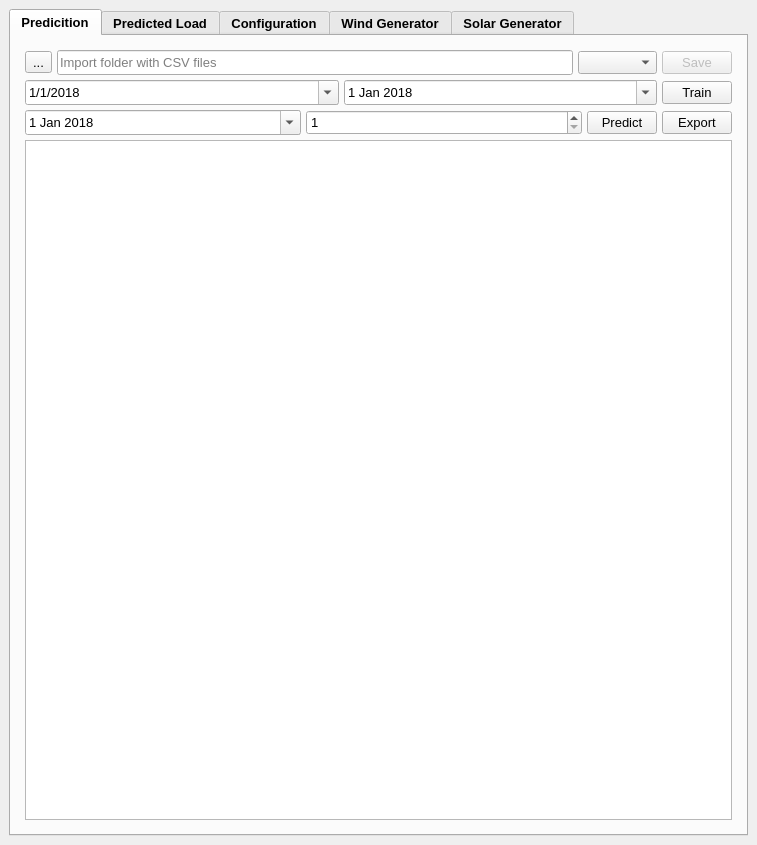
Qt form gui/load_prediction_xml.ui (Djordje99/ISIS_Load_Prediction) before a commit.
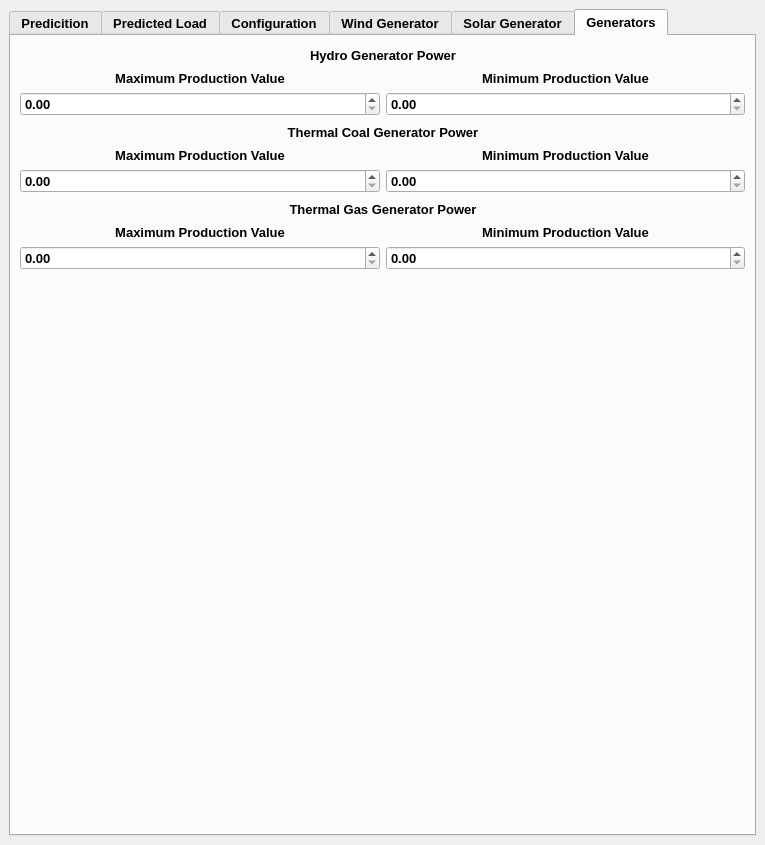
The same form after that commit. The open tabs and pages were chosen to show the change. Custom widgets are drawn as their Qt base class.

What changed in the file:
```diff
--- a/gui/load_prediction_xml.ui
+++ b/gui/load_prediction_xml.ui
@@ -6,7 +6,7 @@
    <rect>
     <x>0</x>
     <y>0</y>
-    <width>757</width>
+    <width>765</width>
     <height>845</height>
    </rect>
   </property>
@@ -15,7 +15,7 @@
   </property>
   <widget class="QWidget" name="centralwidget">
    <layout class="QGridLayout" name="gridLayout">
-    <item row="0" column="1">
+    <item row="0" column="0">
      <widget class="QTabWidget" name="tabWidget">
       <property name="font">
        <font>
@@ -1818,6 +1818,330 @@
         </item>
        </layout>
       </widget>
+      <widget class="QWidget" name="tab_5">
+       <attribute name="title">
+        <string>Generators</string>
+       </attribute>
+       <layout class="QGridLayout" name="gridLayout_10">
+        <item row="0" column="0">
+         <layout class="QGridLayout" name="gridLayout_9">
+          <item row="0" column="0">
+           <layout class="QVBoxLayout" name="verticalLayout_27">
+            <item>
+             <layout class="QHBoxLayout" name="horizontalLayout_31">
+              <item>
+               <spacer name="horizontalSpacer_5">
+                <property name="orientation">
+                 <enum>Qt::Horizontal</enum>
+                </property>
+                <property name="sizeHint" stdset="0">
+                 <size>
+                  <width>40</width>
+                  <height>20</height>
+                 </size>
+                </property>
+               </spacer>
+              </item>
+              <item>
+               <widget class="QLabel" name="hydro_power_label">
+                <property name="minimumSize">
+                 <size>
+                  <width>350</width>
+                  <height>0</height>
+                 </size>
+                </property>
+                <property name="text">
+                 <string>Hydro Generator Power</string>
+                </property>
+                <property name="alignment">
+                 <set>Qt::AlignCenter</set>
+                </property>
+               </widget>
+              </item>
+              <item>
+               <spacer name="horizontalSpacer_6">
+                <property name="orientation">
+                 <enum>Qt::Horizontal</enum>
+                </property>
+                <property name="sizeHint" stdset="0">
+                 <size>
+                  <width>40</width>
+                  <height>20</height>
+                 </size>
+                </property>
+               </spacer>
+              </item>
+             </layout>
+            </item>
+            <item>
+             <layout class="QHBoxLayout" name="horizontalLayout_30">
+              <item>
+               <layout class="QVBoxLayout" name="verticalLayout_25">
+                <item>
+                 <widget class="QLabel" name="max_hydro_power_label">
+                  <property name="minimumSize">
+                   <size>
+                    <width>350</width>
+                    <height>0</height>
+                   </size>
+                  </property>
+                  <property name="text">
+                   <string>Maximum Production Value</string>
+                  </property>
+                  <property name="alignment">
+                   <set>Qt::AlignCenter</set>
+                  </property>
+                 </widget>
+                </item>
+                <item>
+                 <widget class="QDoubleSpinBox" name="max_hydro_power_spin_box"/>
+                </item>
+               </layout>
+              </item>
+              <item>
+               <layout class="QVBoxLayout" name="verticalLayout_26">
+                <item>
+                 <widget class="QLabel" name="min_hydro_power_label">
+                  <property name="minimumSize">
+                   <size>
+                    <width>350</width>
+                    <height>0</height>
+                   </size>
+                  </property>
+                  <property name="text">
+                   <string>Minimum Production Value</string>
+                  </property>
+                  <property name="alignment">
+                   <set>Qt::AlignCenter</set>
+                  </property>
+                 </widget>
+                </item>
+                <item>
+                 <widget class="QDoubleSpinBox" name="min_hydro_power_spin_box"/>
+                </item>
+               </layout>
+              </item>
+             </layout>
+            </item>
+           </layout>
+          </item>
+          <item row="1" column="0">
+           <layout class="QVBoxLayout" name="verticalLayout_28">
+            <item>
+             <layout class="QHBoxLayout" name="horizontalLayout_32">
+              <item>
+               <spacer name="horizontalSpacer_7">
+                <property name="orientation">
+                 <enum>Qt::Horizontal</enum>
+                </property>
+                <property name="sizeHint" stdset="0">
+                 <size>
+                  <width>40</width>
+                  <height>20</height>
+                 </size>
+                </property>
+               </spacer>
+              </item>
+              <item>
+               <widget class="QLabel" name="thermal_coal_power_label">
+                <property name="minimumSize">
+                 <size>
+                  <width>350</width>
+                  <height>0</height>
+                 </size>
+                </property>
+                <property name="text">
+                 <string>Thermal Coal Generator Power</string>
+                </property>
+                <property name="alignment">
+                 <set>Qt::AlignCenter</set>
+                </property>
+               </widget>
+              </item>
+              <item>
+               <spacer name="horizontalSpacer_8">
+                <property name="orientation">
+                 <enum>Qt::Horizontal</enum>
+                </property>
+                <property name="sizeHint" stdset="0">
+                 <size>
+                  <width>40</width>
+                  <height>20</height>
+                 </size>
+                </property>
+               </spacer>
+              </item>
+             </layout>
+            </item>
+            <item>
+             <layout class="QHBoxLayout" name="horizontalLayout_33">
+              <item>
+               <layout class="QVBoxLayout" name="verticalLayout_29">
+                <item>
+                 <widget class="QLabel" name="max_thermal_coal_power_label">
+                  <property name="minimumSize">
+                   <size>
+                    <width>350</width>
+                    <height>0</height>
+                   </size>
+                  </property>
+                  <property name="text">
+                   <string>Maximum Production Value</string>
+                  </property>
+                  <property name="alignment">
+                   <set>Qt::AlignCenter</set>
+                  </property>
+                 </widget>
+                </item>
+                <item>
+                 <widget class="QDoubleSpinBox" name="max_thermal_coal_power_spin_box"/>
+                </item>
+               </layout>
+              </item>
+              <item>
+               <layout class="QVBoxLayout" name="verticalLayout_30">
+                <item>
+                 <widget class="QLabel" name="min_thermal_coal_power_label">
+                  <property name="minimumSize">
+                   <size>
+                    <width>350</width>
+                    <height>0</height>
+                   </size>
+                  </property>
+                  <property name="text">
+                   <string>Minimum Production Value</string>
+                  </property>
+                  <property name="alignment">
+                   <set>Qt::AlignCenter</set>
+                  </property>
+                 </widget>
+                </item>
+                <item>
+                 <widget class="QDoubleSpinBox" name="min_thermal_coal_power_spin_box"/>
+                </item>
+               </layout>
+              </item>
+             </layout>
+            </item>
+           </layout>
+          </item>
+          <item row="2" column="0">
+           <layout class="QVBoxLayout" name="verticalLayout_31">
+            <item>
+             <layout class="QHBoxLayout" name="horizontalLayout_34">
+              <item>
+               <spacer name="horizontalSpacer_9">
+                <property name="orientation">
+                 <enum>Qt::Horizontal</enum>
+                </property>
+                <property name="sizeHint" stdset="0">
+                 <size>
+                  <width>40</width>
+                  <height>20</height>
+                 </size>
+                </property>
+               </spacer>
+              </item>
+              <item>
+               <widget class="QLabel" name="thermal_gas_power_label">
+                <property name="minimumSize">
+                 <size>
+                  <width>350</width>
+                  <height>0</height>
+                 </size>
+                </property>
+                <property name="text">
+                 <string>Thermal Gas Generator Power</string>
+                </property>
+                <property name="alignment">
+                 <set>Qt::AlignCenter</set>
+                </property>
+               </widget>
+              </item>
+              <item>
+               <spacer name="horizontalSpacer_10">
+                <property name="orientation">
+                 <enum>Qt::Horizontal</enum>
+                </property>
+                <property name="sizeHint" stdset="0">
+                 <size>
+                  <width>40</width>
+                  <height>20</height>
+                 </size>
+                </property>
+               </spacer>
+              </item>
+             </layout>
+            </item>
+            <item>
+             <layout class="QHBoxLayout" name="horizontalLayout_35">
+              <item>
+               <layout class="QVBoxLayout" name="verticalLayout_32">
+                <item>
+                 <widget class="QLabel" name="max_thermal_gas_power_label">
+                  <property name="minimumSize">
+                   <size>
+                    <width>350</width>
+                    <height>0</height>
+                   </size>
+                  </property>
+                  <property name="text">
+                   <string>Maximum Production Value</string>
+                  </property>
+                  <property name="alignment">
+                   <set>Qt::AlignCenter</set>
+                  </property>
+                 </widget>
+                </item>
+                <item>
+                 <widget class="QDoubleSpinBox" name="max_thermal_gas_power_spin_box"/>
+                </item>
+               </layout>
+              </item>
+              <item>
+               <layout class="QVBoxLayout" name="verticalLayout_33">
+                <item>
+                 <widget class="QLabel" name="min_thermal_gas_power_label">
+                  <property name="minimumSize">
+                   <size>
+                    <width>350</width>
+                    <height>0</height>
+                   </size>
+                  </property>
+                  <property name="text">
+                   <string>Minimum Production Value</string>
+                  </property>
+                  <property name="alignment">
+                   <set>Qt::AlignCenter</set>
+                  </property>
+                 </widget>
+                </item>
+                <item>
+                 <widget class="QDoubleSpinBox" name="min_thermal_gas_power_spin_box"/>
+                </item>
+               </layout>
+              </item>
+             </layout>
+            </item>
+           </layout>
+          </item>
+          <item row="3" column="0">
+           <spacer name="verticalSpacer">
+            <property name="orientation">
+             <enum>Qt::Vertical</enum>
+            </property>
+            <property name="sizeHint" stdset="0">
+             <size>
+              <width>20</width>
+              <height>40</height>
+             </size>
+            </property>
+           </spacer>
+          </item>
+         </layout>
+        </item>
+       </layout>
+      </widget>
      </widget>
     </item>
    </layout>
```
Left out of the diff: 15 changed lines with no effect on the pictures.
